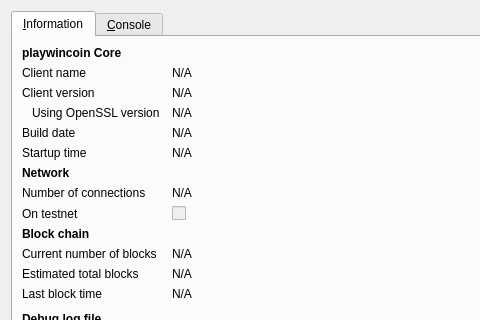
Old version of the form src/qt/forms/rpcconsole.ui in the repository playwincoin/playwincoin-core; both pictures show x 0 to 480 and y 0 to 320 of the 740 by 450 pixel window.
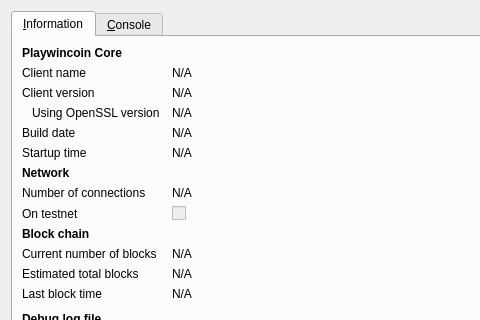
New version of the form. Icons and pictures are not drawn.

The edit to the form file:
```diff
--- a/src/qt/forms/rpcconsole.ui
+++ b/src/qt/forms/rpcconsole.ui
@@ -36,7 +36,7 @@
           </font>
          </property>
          <property name="text">
-          <string>playwincoin Core</string>
+          <string>Playwincoin Core</string>
          </property>
         </widget>
        </item>
```
Left out of the diff: 6 changed lines with no effect on the pictures.
